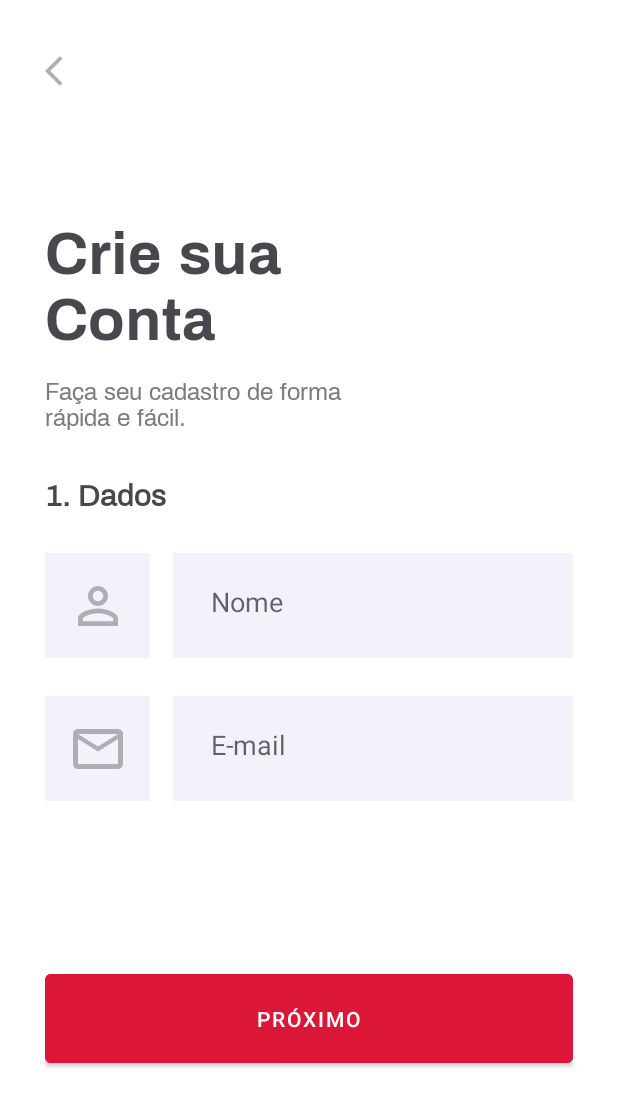
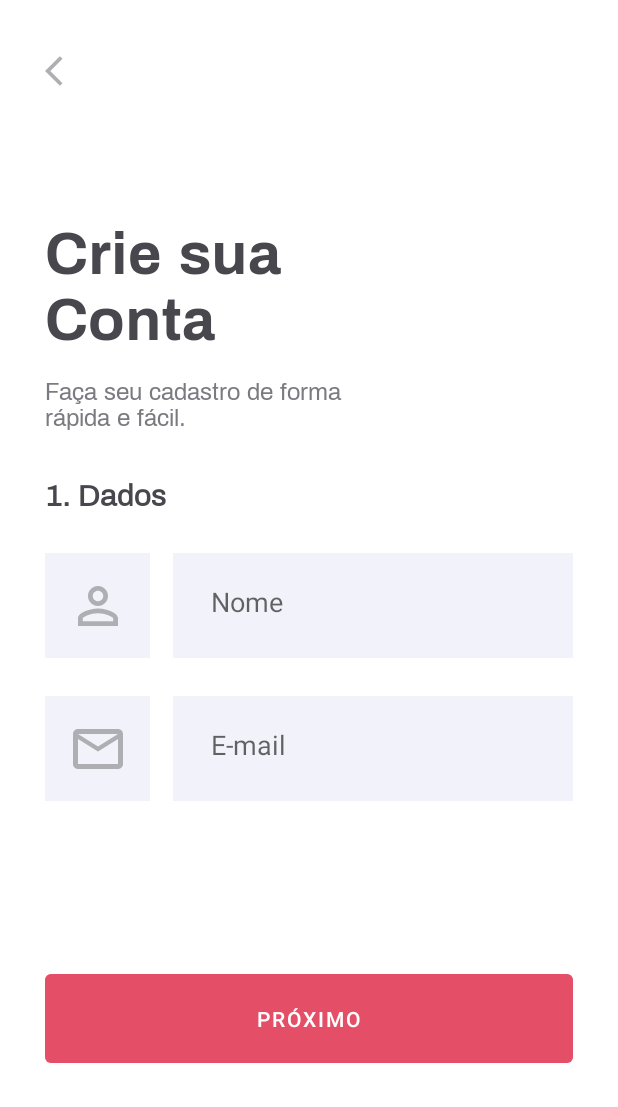
Before and after one commit to Alaksion/RentX, an Android app: the RegisterFragment screen opened through its navigation route, on a phone screen of 412 x 824 dp. Shown: the top 1107 px of the screen. Run offline under Robolectric (Android 15) with nearby library versions, the phone set to English and light mode, and no system bars; our stand-ins replace Room's generated code, data binding.

```diff
--- a/app/src/main/java/com/example/rentx/authentication/presentation/RegisterEmailFragment.kt
+++ b/app/src/main/java/com/example/rentx/authentication/presentation/RegisterEmailFragment.kt
@@ -5,10 +5,15 @@ import androidx.fragment.app.Fragment
 import android.view.LayoutInflater
 import android.view.View
 import android.view.ViewGroup
+import android.widget.Toast
+import androidx.core.widget.doAfterTextChanged
 import androidx.databinding.DataBindingUtil
+import androidx.lifecycle.Observer
+import androidx.lifecycle.ViewModelProvider
 import androidx.navigation.Navigation
 import androidx.navigation.findNavController
 import com.example.rentx.R
+import com.example.rentx.authentication.AuthenticationViewModel
 import com.example.rentx.databinding.FragmentRegisterEmailBinding
 import kotlinx.android.synthetic.main.fragment_register_email.*
 
@@ -16,6 +21,7 @@ import kotlinx.android.synthetic.main.fragment_register_email.*
 class RegisterFragment : Fragment(), View.OnClickListener {
 
     private lateinit var viewBinding: FragmentRegisterEmailBinding
+    private lateinit var mViewModel : AuthenticationViewModel
 
     override fun onCreateView(
         inflater: LayoutInflater, container: ViewGroup?,
@@ -23,20 +29,22 @@ class RegisterFragment : Fragment(), View.OnClickListener {
     ): View? {
         viewBinding =
             DataBindingUtil.inflate(inflater, R.layout.fragment_register_email, container, false)
+        mViewModel = ViewModelProvider(this).get(AuthenticationViewModel::class.java)
 
         return viewBinding.root
     }
 
     override fun onViewCreated(view: View, savedInstanceState: Bundle?) {
         setupListeners()
+        setUpObservers()
         super.onViewCreated(view, savedInstanceState)
     }
 
     override fun onClick(v: View) {
         when (v.id) {
-            bt_register_mail_next.id -> handleNavigateToPasswordScreen(v)
+            viewBinding.btRegisterMailNext.id -> handleSubmitMail()
 
-            register_mail_go_back.id ->
+            viewBinding.registerMailGoBack.id ->
                 Navigation.findNavController(v)
                     .navigate(R.id.action_registerFragment_to_authMenuFragment)
 
@@ -46,6 +54,20 @@ class RegisterFragment : Fragment(), View.OnClickListener {
     private fun setupListeners() {
         bt_register_mail_next.setOnClickListener(this)
         register_mail_go_back.setOnClickListener(this)
+
+        viewBinding.etRegisterEmail.doAfterTextChanged {setButtonEnabledIfFieldsAreFilled()}
+        viewBinding.etRegisterName.doAfterTextChanged {setButtonEnabledIfFieldsAreFilled()}
+    }
+
+    private fun setUpObservers() {
+        mViewModel.validationSuccess.observe(viewLifecycleOwner, Observer {
+            if(!it.getResult()){
+                Toast.makeText(activity, it.getMessage(), Toast.LENGTH_SHORT).show()
+
+            } else {
+                handleNavigateToPasswordScreen(viewBinding.btRegisterMailNext)
+            }
+        })
     }
 
     private fun handleNavigateToPasswordScreen(v: View) {
@@ -58,5 +80,14 @@ class RegisterFragment : Fragment(), View.OnClickListener {
         v.findNavController().navigate(destination)
     }
 
+    private fun handleSubmitMail(){
+        this.mViewModel.isEmailAlreadyInUse(viewBinding.etRegisterEmail.text.toString())
+    }
 
+    private fun setButtonEnabledIfFieldsAreFilled(){
+        val isEmailFilled = viewBinding.etRegisterEmail.text.isNotEmpty()
+        val isNameFilled = viewBinding.etRegisterName.text.isNotEmpty()
+
+        viewBinding.btRegisterMailNext.isEnabled = isEmailFilled && isNameFilled
+    }
 }
--- a/app/src/main/java/com/example/rentx/service/listeners/ValidationListener.kt
+++ b/app/src/main/java/com/example/rentx/service/listeners/ValidationListener.kt
@@ -7,7 +7,7 @@ class ValidationListener(string: String = ""){
 
     init {
         this.message = string
-        this.success = string.isNotEmpty()
+        this.success = string.isEmpty()
     }
 
     fun getResult() : Boolean{
--- a/app/src/main/java/com/example/rentx/service/local/RentXDatabase.kt
+++ b/app/src/main/java/com/example/rentx/service/local/RentXDatabase.kt
@@ -7,7 +7,7 @@ import androidx.room.RoomDatabase
 import com.example.rentx.authentication.data.dao.AuthenticationDao
 import com.example.rentx.authentication.data.model.UserModel
 
-@Database(entities = [UserModel::class], version = 1)
+@Database(entities = [UserModel::class], version = 2)
 abstract class RentXDatabase : RoomDatabase() {
 
     abstract fun authDao() : AuthenticationDao
--- /dev/null
+++ b/app/src/main/res/color/button_black_color.xml
@@ -0,0 +1,5 @@
+<?xml version="1.0" encoding="utf-8"?>
+<selector xmlns:android="http://schemas.android.com/apk/res/android">
+    <item android:state_enabled="false" android:color="@color/app_dark_grey_faded"/>
+    <item android:color="@color/app_dark_grey"/>
+</selector>
--- /dev/null
+++ b/app/src/main/res/color/button_red_color.xml
@@ -0,0 +1,5 @@
+<?xml version="1.0" encoding="utf-8"?>
+<selector xmlns:android="http://schemas.android.com/apk/res/android">
+    <item android:state_enabled="false" android:color="@color/app_red_faded"/>
+    <item android:color="@color/app_red"/>
+</selector>
--- a/app/src/main/res/layout/fragment_register_email.xml
+++ b/app/src/main/res/layout/fragment_register_email.xml
@@ -76,7 +76,8 @@
             app:layout_constraintBottom_toBottomOf="@id/iv_icon_person_container"
             android:layout_marginStart="15dp"
             android:hint="@string/nome"
-            style="@style/EditText" />
+            style="@style/EditText"
+            android:inputType="text"/>
 
         <View
             android:id="@+id/v_icon_email_container"
@@ -105,7 +106,8 @@
             app:layout_constraintBottom_toBottomOf="@id/v_icon_email_container"
             android:layout_marginStart="15dp"
             android:hint="@string/e_mail"
-            style="@style/EditText" />
+            style="@style/EditText"
+            android:inputType="textEmailAddress"/>
 
         <Button
             android:id="@+id/bt_register_mail_next"
@@ -116,7 +118,8 @@
             app:layout_constraintBottom_toBottomOf="parent"
             app:layout_constraintTop_toBottomOf="@id/v_icon_email_container"
             android:text="@string/pr_ximo"
-            style="@style/ButtonRed" />
+            style="@style/ButtonRed"
+            android:enabled="false"/>
 
     </androidx.constraintlayout.widget.ConstraintLayout>
 </layout>
--- a/app/src/main/res/values/colors.xml
+++ b/app/src/main/res/values/colors.xml
@@ -9,10 +9,13 @@
 
     <color name="white">#FFFFFFFF</color>
     <color name="app_red">#DC1637</color>
+    <color name="app_red_faded">#80DC1637</color>
+
     <color name="app_light_red">#FF99AA</color>
     <color name="app_green">#03B352</color>
     <color name="app_black">#1B1B1F</color>
     <color name="app_dark_grey">#29292E</color>
+    <color name="app_dark_grey_faded">#8029292E</color>
     <color name="app_input_background">#F2F2FA</color>
 
     <color name="app_title_grey">#47474D</color>
--- a/app/src/main/res/values/themes.xml
+++ b/app/src/main/res/values/themes.xml
@@ -77,7 +77,7 @@
     </style>
 
     <style name="ButtonRed">
-        <item name="android:backgroundTint">@color/app_red</item>
+        <item name="android:backgroundTint">@color/button_red_color</item>
         <item name="android:textColor">@color/white</item>
         <item name="android:padding">20dp</item>
     </style>
```
Also changed, not shown: app/src/main/java/com/example/rentx/authentication/AuthenticationViewModel.kt (+23 -17 lines), app/src/main/java/com/example/rentx/authentication/data/model/UserModel.kt (+7 -7 lines), app/src/main/java/com/example/rentx/authentication/data/repositoy/AuthRepository.kt (+4 -4 lines), app/src/main/java/com/example/rentx/authentication/presentation/RegisterPasswordFragment.kt (+12 -1 lines), app/src/main/java/com/example/rentx/authentication/presentation/RegisterSuccessFragment.kt (+24 -1 lines), app/src/main/res/layout/fragment_register_password.xml (+6 -3 lines), app/src/main/res/layout/fragment_register_success.xml (+11 -8 lines).
